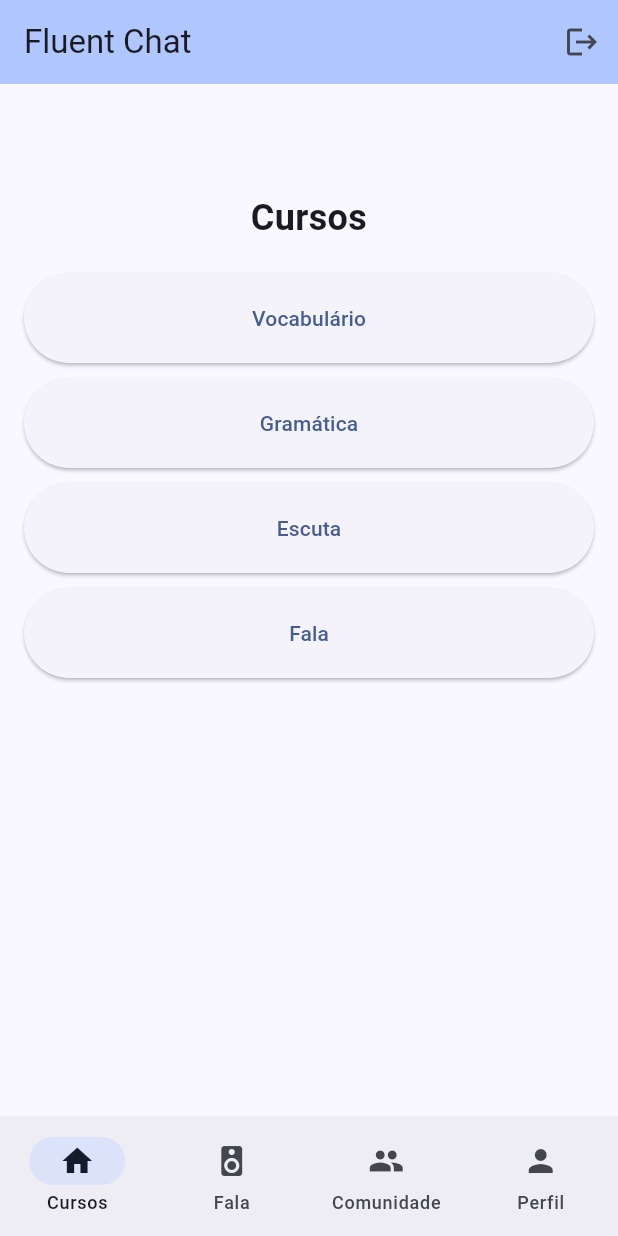
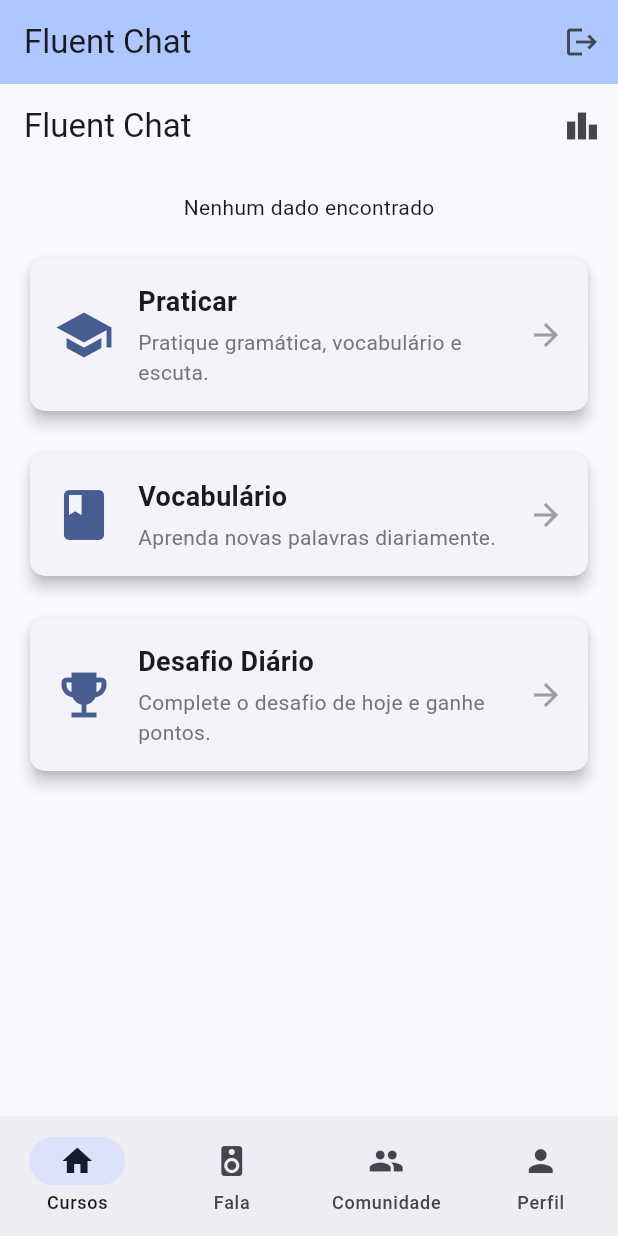
Before and after one commit to JoaoGuilhermeMA/fluent_chat, a Flutter app: the screen it shows once a user with an empty profile is signed in, on a phone screen of 412 x 824 dp. Run offline on Flutter 3.47's test engine with Material 3 defaults, Android fonts, the phone set to English and light mode, and no system bars; our stand-ins replace avatar_glow, cached_network_image, cloud_firestore, firebase_auth, firebase_core, firebase_storage and 5 more; missing offline and left inert: highlight_text, translator; accounts and stored records are empty; Roboto replaces fonts that are missing (Roboto Flex).

Commit message:
criando a tela home do app

```diff
--- /dev/null
+++ b/lib/presentation/page/home_screen.dart
@@ -0,0 +1,50 @@
+// lib/presentation/pages/home_page.dart
+import 'package:flutter/material.dart';
+import '../widgets/home_app_bar.dart';
+import '../widgets/ranking_card.dart';
+import '../widgets/section_card.dart';
+
+class HomePage extends StatelessWidget {
+  @override
+  Widget build(BuildContext context) {
+    return Scaffold(
+      appBar: HomeAppBar(),
+      body: SingleChildScrollView(
+        padding: EdgeInsets.all(16.0),
+        child: Column(
+          crossAxisAlignment: CrossAxisAlignment.stretch,
+          children: [
+            RankingCard(),
+            SizedBox(height: 20.0),
+            SectionCard(
+              icon: Icons.school,
+              title: 'Praticar',
+              description: 'Pratique gramática, vocabulário e escuta.',
+              onTap: () {
+                // Navegar para a página de exercícios
+              },
+            ),
+            SizedBox(height: 20.0),
+            SectionCard(
+              icon: Icons.book,
+              title: 'Vocabulário',
+              description: 'Aprenda novas palavras diariamente.',
+              onTap: () {
+                // Navegar para a página de vocabulário
+              },
+            ),
+            SizedBox(height: 20.0),
+            SectionCard(
+              icon: Icons.emoji_events,
+              title: 'Desafio Diário',
+              description: 'Complete o desafio de hoje e ganhe pontos.',
+              onTap: () {
+                // Navegar para a página do desafio diário
+              },
+            ),
+          ],
+        ),
+      ),
+    );
+  }
+}
--- a/lib/presentation/page/tela_inicial.dart
+++ b/lib/presentation/page/tela_inicial.dart
@@ -1,5 +1,5 @@
 import 'package:fluent_chat/presentation/page/comunidade_page.dart';
-import 'package:fluent_chat/presentation/page/cursos/cursos_page.dart';
+import 'package:fluent_chat/presentation/page/home_screen.dart';
 import 'package:fluent_chat/presentation/page/perfil_page.dart';
 import 'package:fluent_chat/presentation/page/reconhecer_fala.dart';
 import 'package:flutter/material.dart';
@@ -18,7 +18,7 @@ class _MyHomePageState extends State<TelaInicial> {
   int _selectedIndex = 0;
 
   static List<Widget> _widgetOptions = <Widget>[
-    CursosPage(),
+    HomePage(),
     SpeechToTextExample(),
     ComunidadePage(),
     PerfilPage(),
--- /dev/null
+++ b/lib/presentation/widgets/home_app_bar.dart
@@ -0,0 +1,22 @@
+// lib/presentation/widgets/home_app_bar.dart
+import 'package:flutter/material.dart';
+
+class HomeAppBar extends StatelessWidget implements PreferredSizeWidget {
+  @override
+  Widget build(BuildContext context) {
+    return AppBar(
+      title: Text('Fluent Chat'),
+      actions: [
+        IconButton(
+          icon: Icon(Icons.leaderboard),
+          onPressed: () {
+            // Navegar para a página de ranking
+          },
+        ),
+      ],
+    );
+  }
+
+  @override
+  Size get preferredSize => Size.fromHeight(kToolbarHeight);
+}
--- /dev/null
+++ b/lib/presentation/widgets/ranking_card.dart
@@ -0,0 +1,108 @@
+// lib/presentation/widgets/ranking_card.dart
+import 'package:fluent_chat/domain/entities/perfil.dart';
+import 'package:fluent_chat/domain/repositories/auth_repository.dart';
+import 'package:flutter/material.dart';
+import 'package:provider/provider.dart';
+import '../../domain/repositories/usuario_repository.dart';
+
+class RankingCard extends StatefulWidget {
+  @override
+  _RankingCardState createState() => _RankingCardState();
+}
+
+class _RankingCardState extends State<RankingCard> {
+  late String userId;
+  late Future<Map<String, dynamic>?> _userData;
+
+  @override
+  Widget build(BuildContext context) {
+    final usuarioRepository = Provider.of<UsuarioRepository>(context);
+
+    userId = Provider.of<AuthRepository>(context, listen: false)
+        .getCurrentUserEmail()!; // A linha para pegar o email do usuário logado
+
+    return FutureBuilder<Perfil?>(
+      future: usuarioRepository.buscarUsuario(userId),
+      builder: (context, snapshot) {
+        if (snapshot.connectionState == ConnectionState.waiting) {
+          return Center(child: CircularProgressIndicator());
+        } else if (snapshot.hasError) {
+          return Center(child: Text('Erro ao carregar dados do usuário'));
+        } else if (!snapshot.hasData || snapshot.data == null) {
+          return Center(child: Text('Nenhum dado encontrado'));
+        }
+
+        final perfil = snapshot.data!;
+        final progresso = _calcularProgresso(perfil.points);
+        print("perfil.points: ${perfil.points}");
+
+        return Card(
+          elevation: 4.0,
+          shape: RoundedRectangleBorder(
+            borderRadius: BorderRadius.circular(10.0),
+          ),
+          child: Padding(
+            padding: EdgeInsets.all(16.0),
+            child: Column(
+              children: [
+                Text(
+                  'Seu Ranking',
+                  style: TextStyle(
+                    fontSize: 20.0,
+                    fontWeight: FontWeight.bold,
+                  ),
+                ),
+                SizedBox(height: 8.0),
+                Text(
+                  perfil.rank,
+                  style: TextStyle(
+                    fontSize: 18.0,
+                    color: _getRankColor(perfil.rank),
+                  ),
+                ),
+                LinearProgressIndicator(
+                  value: progresso,
+                  backgroundColor: Colors.grey[300],
+                  valueColor:
+                      AlwaysStoppedAnimation<Color>(_getRankColor(perfil.rank)),
+                ),
+                SizedBox(height: 8.0),
+                ElevatedButton(
+                  onPressed: () {
+                    // Navegar para a página de ranking completo
+                  },
+                  child: Text('Ver Ranking Completo'),
+                ),
+              ],
+            ),
+          ),
+        );
+      },
+    );
+  }
+
+  double _calcularProgresso(int points) {
+    if (points >= 800) return 1.0; // Radiante
+    if (points >= 600) return 0.8; // Diamante
+    if (points >= 400) return 0.6; // Ouro
+    if (points >= 200) return 0.4; // Prata
+    return 0.2; // Bronze
+  }
+
+  Color _getRankColor(String rank) {
+    switch (rank.toLowerCase()) {
+      case 'radiante':
+        return Colors.purple;
+      case 'diamante':
+        return Colors.blue;
+      case 'ouro':
+        return Colors.yellow;
+      case 'prata':
+        return Colors.grey;
+      case 'bronze':
+        return Colors.brown;
+      default:
+        return Colors.black;
+    }
+  }
+}
--- /dev/null
+++ b/lib/presentation/widgets/section_card.dart
@@ -0,0 +1,62 @@
+// lib/presentation/widgets/section_card.dart
+import 'package:flutter/material.dart';
+
+class SectionCard extends StatelessWidget {
+  final IconData icon;
+  final String title;
+  final String description;
+  final VoidCallback onTap;
+
+  const SectionCard({
+    required this.icon,
+    required this.title,
+    required this.description,
+    required this.onTap,
+  });
+
+  @override
+  Widget build(BuildContext context) {
+    return Card(
+      elevation: 4.0,
+      shape: RoundedRectangleBorder(
+        borderRadius: BorderRadius.circular(10.0),
+      ),
+      child: InkWell(
+        borderRadius: BorderRadius.circular(10.0),
+        onTap: onTap,
+        child: Padding(
+          padding: EdgeInsets.all(16.0),
+          child: Row(
+            children: [
+              Icon(icon, size: 40.0, color: Theme.of(context).primaryColor),
+              SizedBox(width: 16.0),
+              Expanded(
+                child: Column(
+                  crossAxisAlignment: CrossAxisAlignment.start,
+                  children: [
+                    Text(
+                      title,
+                      style: TextStyle(
+                        fontSize: 18.0,
+                        fontWeight: FontWeight.bold,
+                      ),
+                    ),
+                    SizedBox(height: 4.0),
+                    Text(
+                      description,
+                      style: TextStyle(
+                        fontSize: 14.0,
+                        color: Colors.grey[600],
+                      ),
+                    ),
+                  ],
+                ),
+              ),
+              Icon(Icons.arrow_forward, color: Colors.grey),
+            ],
+          ),
+        ),
+      ),
+    );
+  }
+}
```
